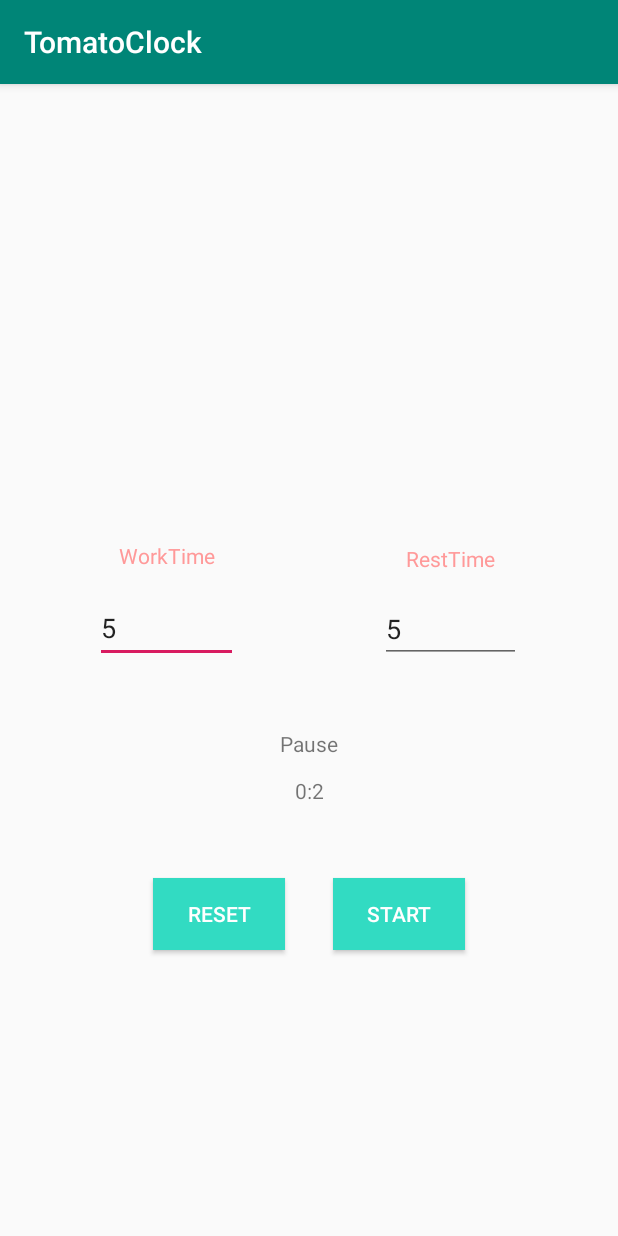
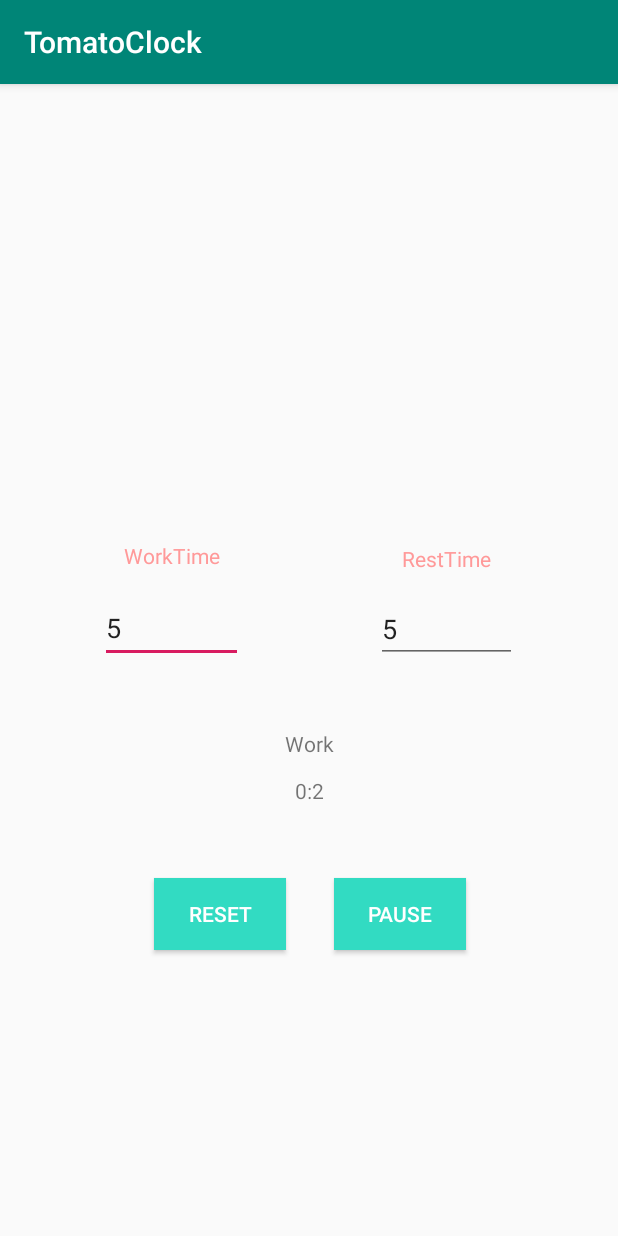
Before and after one commit to vortexof/TomatoClock, an Android app: the screen it shows after launch (MainActivity), after a tap on "START", on a phone screen of 412 x 824 dp. Run offline under Robolectric (Android 15) with nearby library versions, the phone set to English and light mode, and no system bars.

Commit message:
bugfixes(not all)

```diff
--- a/app/src/main/java/com/example/tomatoclock/MainActivity.kt
+++ b/app/src/main/java/com/example/tomatoclock/MainActivity.kt
@@ -3,42 +3,74 @@ package com.example.tomatoclock
 import androidx.appcompat.app.AppCompatActivity
 import android.os.Bundle
 import kotlinx.android.synthetic.main.activity_main.*
+import java.sql.Time
 import java.util.*
 
 class MainActivity : AppCompatActivity() {
 
     var time_counter: Int = 0
-    var isRunning : Boolean = false
+    var isRunning: Boolean = false
+    var workTime: Int = 5
+    var restTime: Int = 5
+    var isWork: Boolean = true
 
     fun renewTime() {
         time_View.text = (time_counter / 60).toString() + ":" + (time_counter % 60).toString()
+        if (isWork) {
+            if (time_counter / 60 >= workTime) {
+                isWork = false
+                state_View.text = "Rest"
+            }
+        } else {
+            if (time_counter / 60 >= restTime) {
+                isWork = true
+                state_View.text = "Work"
+            }
+        }
     }
-    val timer = Timer("schedule", false)
+
+    var timer: Timer = Timer()
+
+    fun StartTimer():Timer {
+        var timer = Timer("schedule", false)
+        timer.scheduleAtFixedRate(object : TimerTask() {
+            override fun run() {
+                time_counter++
+                this@MainActivity.runOnUiThread(Runnable { renewTime() })
+            }
+        }, 1000, 1000)
+        return timer
+    }
 
     override fun onCreate(savedInstanceState: Bundle?) {
         super.onCreate(savedInstanceState)
         setContentView(R.layout.activity_main)
 
+        reset_btn.setOnClickListener {
+            timer.cancel()
+            time_counter = 0
+            time_View.text = "0:00"
+            state_View.text = "Pause"
+            workTime = workNum_inp.text.toString().toInt()
+            restTime = restNum_inp.text.toString().toInt()
+        }
+
         start_btn.setOnClickListener {
             if (isRunning) {
                 isRunning = false
+                start_btn.text = "Start"
+                state_View.text = "Pause"
                 timer.cancel()
             } else {
                 isRunning = true
-                timer.scheduleAtFixedRate(object : TimerTask() {
-                    override fun run() {
-                        time_counter++
-                        this@MainActivity.runOnUiThread(Runnable { renewTime() })
-                    }
-                }, 1000, 1000)
+                start_btn.text = "Pause"
+                state_View.text = "Work"
+                timer = StartTimer()
             }
         }
-
 
 
     }
 
 
-
-
 }
--- a/app/src/main/res/layout/activity_main.xml
+++ b/app/src/main/res/layout/activity_main.xml
@@ -57,7 +57,7 @@
         android:layout_width="wrap_content"
         android:layout_height="wrap_content"
         android:layout_marginTop="12dp"
-        android:text="TextView"
+        android:text="0:00"
         app:layout_constraintEnd_toEndOf="@+id/state_View"
         app:layout_constraintStart_toStartOf="@+id/state_View"
         app:layout_constraintTop_toBottomOf="@+id/state_View" />
```
